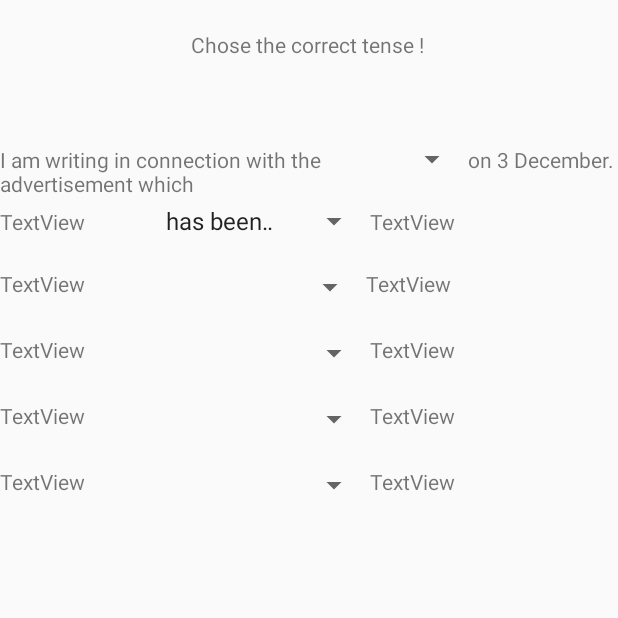
After one commit to BrandonAyi/english2017-NAHMIAS-AYI, an Android app: the CorrectTenseActivity screen opened directly, with no data from a screen before it, on a phone screen of 412 x 824 dp, the top half of it. The commit adds this screen. Run offline under Robolectric (Android 15) with nearby library versions, the phone set to English and light mode, and no system bars.

Commit message:
amélioration des corrections

```diff
--- a/MyEnglishApp/app/src/main/AndroidManifest.xml
+++ b/MyEnglishApp/app/src/main/AndroidManifest.xml
@@ -23,6 +23,7 @@
         <activity android:name=".IrregularVerbsActivity"/>
         <activity android:name="LessonsActivity"/>
         <activity android:name=".ImageTest2"/>
+        <activity android:name=".CorrectTenseActivity"/>
     </application>
 
 </manifest>
--- /dev/null
+++ b/MyEnglishApp/app/src/main/java/com/example/brandon/myenglishapp/CorrectTenseActivity.java
@@ -0,0 +1,77 @@
+package com.example.brandon.myenglishapp;
+
+import android.app.Activity;
+import android.os.Bundle;
+import android.view.View;
+import android.widget.AdapterView;
+import android.widget.AdapterView.OnItemSelectedListener;
+import android.widget.ArrayAdapter;
+import android.widget.Spinner;
+import android.widget.Toast;
+
+import java.util.ArrayList;
+import java.util.List;
+
+/**
+ * Created by brandon on 18/02/17.
+ */
+
+public class CorrectTenseActivity extends Activity implements OnItemSelectedListener {
+
+    @Override
+    protected void onCreate(Bundle savedInstanceState) {
+        super.onCreate(savedInstanceState);
+        setContentView(R.layout.correct_tense);
+
+        // Spinner element
+        Spinner spinner1 = (Spinner) findViewById(R.id.spinner1);
+        Spinner spinner2 = (Spinner) findViewById(R.id.spinner2);
+        Spinner spinner3 = (Spinner) findViewById(R.id.spinner3);
+        Spinner spinner4 = (Spinner) findViewById(R.id.spinner4);
+        Spinner spinner5 = (Spinner) findViewById(R.id.spinner5);
+        Spinner spinner6 = (Spinner) findViewById(R.id.spinner6);
+
+        // Spinner click listener
+        spinner1.setOnItemSelectedListener(this);
+
+        // Spinner Drop down elements
+        List<String> categories1 = new ArrayList<String>();
+        categories1.add("has been appearing");
+        categories1.add("has appeared");
+        categories1.add("appeared");
+
+        // Creating adapter for spinner
+        ArrayAdapter<String> dataAdapter1 = new ArrayAdapter<String>(this, android.R.layout.simple_spinner_item, categories1);
+
+        // Drop down layout style - list view with radio button
+        dataAdapter1.setDropDownViewResource(android.R.layout.simple_spinner_dropdown_item);
+        spinner1.setAdapter(dataAdapter1);
+
+
+        spinner2.setOnItemSelectedListener(this);
+
+        List<String> categories2 = new ArrayList<String>();
+        categories2.add("has been appearing");
+        categories2.add("has appeared");
+        categories2.add("appeared");
+
+        ArrayAdapter<String> dataAdapter2 = new ArrayAdapter<String>(this, android.R.layout.simple_spinner_item, categories2);
+
+        dataAdapter2.setDropDownViewResource(android.R.layout.simple_spinner_dropdown_item);
+
+        spinner2.setAdapter(dataAdapter2);
+    }
+
+    @Override
+    public void onItemSelected(AdapterView<?> parent, View view, int position, long id) {
+        // On selecting a spinner item
+        String item = parent.getItemAtPosition(position).toString();
+
+        // Showing selected spinner item
+        Toast.makeText(parent.getContext(), "Selected: " + item, Toast.LENGTH_LONG).show();
+    }
+    public void onNothingSelected(AdapterView<?> arg0) {
+        // TODO Auto-generated method stub
+    }
+
+}
--- a/MyEnglishApp/app/src/main/java/com/example/brandon/myenglishapp/LessonsActivity.java
+++ b/MyEnglishApp/app/src/main/java/com/example/brandon/myenglishapp/LessonsActivity.java
@@ -34,5 +34,4 @@ public class LessonsActivity extends Activity {
             }
         });
     }
-
 }
--- a/MyEnglishApp/app/src/main/java/com/example/brandon/myenglishapp/QCMActivity.java
+++ b/MyEnglishApp/app/src/main/java/com/example/brandon/myenglishapp/QCMActivity.java
@@ -32,7 +32,8 @@ public class QCMActivity extends Activity{
             public void onClick(View v) {
                 verifyScore();
                 Intent intent = new Intent(QCMActivity.this, ScoreActivity.class);
-                intent.putExtra("score", score);
+                intent.putExtra("exercice","QCM");
+                intent.putExtra("QCMscore", score);
                 score=0;
                 startActivity(intent);
             }
--- /dev/null
+++ b/MyEnglishApp/app/src/main/res/layout/correct_tense.xml
@@ -0,0 +1,181 @@
+<?xml version="1.0" encoding="utf-8"?>
+<LinearLayout xmlns:android="http://schemas.android.com/apk/res/android"
+    android:orientation="vertical" android:layout_width="match_parent"
+    android:layout_height="match_parent"
+    android:weightSum="1">
+
+    <Space
+        android:layout_width="match_parent"
+        android:layout_height="20dp"></Space>
+
+    <TextView
+        android:text="Chose the correct tense ! "
+        android:gravity="center"
+        android:layout_width="match_parent"
+        android:layout_height="wrap_content"
+        android:id="@+id/textView9" />
+
+    <Space
+        android:layout_width="match_parent"
+        android:layout_height="30dp"
+        android:layout_weight="0.05"></Space>
+
+    <LinearLayout
+        android:orientation="horizontal"
+        android:layout_width="match_parent"
+        android:layout_height="wrap_content">
+
+        <TextView
+            android:text="I am writing in connection with the advertisement which"
+            android:layout_width="117dp"
+            android:layout_height="41dp"
+            android:id="@+id/textView10"
+            android:layout_weight="4.23" />
+
+        <Spinner
+            android:layout_width="78dp"
+            android:layout_height="wrap_content"
+            android:id="@+id/spinner1" />
+
+        <TextView
+            android:text="on 3 December. "
+            android:layout_width="100dp"
+            android:layout_height="wrap_content"
+            android:id="@+id/textView11" />
+    </LinearLayout>
+
+    <LinearLayout
+        android:orientation="horizontal"
+        android:layout_width="match_parent"
+        android:layout_height="44dp"
+        android:weightSum="1">
+
+        <TextView
+            android:text="TextView"
+            android:layout_width="wrap_content"
+            android:layout_height="wrap_content"
+            android:id="@+id/textView12"
+            android:layout_weight="0.30" />
+
+        <Spinner
+            android:layout_width="144dp"
+            android:layout_height="wrap_content"
+            android:id="@+id/spinner2" />
+
+        <TextView
+            android:text="TextView"
+            android:layout_width="wrap_content"
+            android:layout_height="wrap_content"
+            android:id="@+id/textView13"
+            android:layout_weight="0.30" />
+
+    </LinearLayout>
+
+    <LinearLayout
+        android:orientation="horizontal"
+        android:layout_width="match_parent"
+        android:layout_height="44dp">
+
+        <TextView
+            android:text="TextView"
+            android:layout_width="100dp"
+            android:layout_height="match_parent"
+            android:id="@+id/textView14" />
+
+        <Spinner
+            android:layout_width="144dp"
+            android:layout_height="wrap_content"
+            android:id="@+id/spinner3" />
+
+        <TextView
+            android:text="TextView"
+            android:layout_width="wrap_content"
+            android:layout_height="wrap_content"
+            android:id="@+id/textView16"
+            android:layout_weight="1" />
+
+    </LinearLayout>
+
+    <LinearLayout
+        android:orientation="horizontal"
+        android:layout_width="match_parent"
+        android:layout_height="44dp"
+        android:weightSum="1">
+
+        <TextView
+            android:text="TextView"
+            android:layout_width="wrap_content"
+            android:layout_height="wrap_content"
+            android:id="@+id/textView17"
+            android:layout_weight="0.30" />
+
+        <Spinner
+            android:layout_width="144dp"
+            android:layout_height="wrap_content"
+            android:id="@+id/spinner4" />
+
+        <TextView
+            android:text="TextView"
+            android:layout_width="wrap_content"
+            android:layout_height="wrap_content"
+            android:id="@+id/textView18"
+            android:layout_weight="0.30" />
+
+    </LinearLayout>
+
+    <LinearLayout
+        android:orientation="horizontal"
+        android:layout_width="match_parent"
+        android:layout_height="44dp"
+        android:weightSum="1">
+
+        <TextView
+            android:text="TextView"
+            android:layout_width="wrap_content"
+            android:layout_height="wrap_content"
+            android:id="@+id/textView19"
+            android:layout_weight="0.30" />
+
+        <Spinner
+            android:layout_width="144dp"
+            android:layout_height="wrap_content"
+            android:id="@+id/spinner5" />
+
+        <TextView
+            android:text="TextView"
+            android:layout_width="wrap_content"
+            android:layout_height="wrap_content"
+            android:id="@+id/textView20"
+            android:layout_weight="0.30" />
+
+    </LinearLayout>
+
+    <LinearLayout
+        android:orientation="horizontal"
+        android:layout_width="match_parent"
+        android:layout_height="44dp"
+        android:weightSum="1">
+
+        <TextView
+            android:text="TextView"
+            android:layout_width="wrap_content"
+            android:layout_height="wrap_content"
+            android:id="@+id/textView21"
+            android:layout_weight="0.30" />
+
+        <Spinner
+            android:layout_width="144dp"
+            android:layout_height="wrap_content"
+            android:id="@+id/spinner6" />
+
+        <TextView
+            android:text="TextView"
+            android:layout_width="wrap_content"
+            android:layout_height="wrap_content"
+            android:id="@+id/textView22"
+            android:layout_weight="0.30" />
+
+    </LinearLayout>
+
+
+</LinearLayout>
```
Also changed, not shown: MyEnglishApp/app/src/main/java/com/example/brandon/myenglishapp/ExercicesActivity.java (+9 -1 lines), MyEnglishApp/app/src/main/java/com/example/brandon/myenglishapp/ImageTest1.java (+6 -2 lines), MyEnglishApp/app/src/main/java/com/example/brandon/myenglishapp/ImageTest2.java (+25 -2 lines), MyEnglishApp/app/src/main/java/com/example/brandon/myenglishapp/ScoreActivity.java (+42 -4 lines), MyEnglishApp/app/src/main/res/layout/exercices_activiy.xml (+13 -0 lines), MyEnglishApp/app/src/main/res/layout/score_print.xml (+58 -7 lines).
